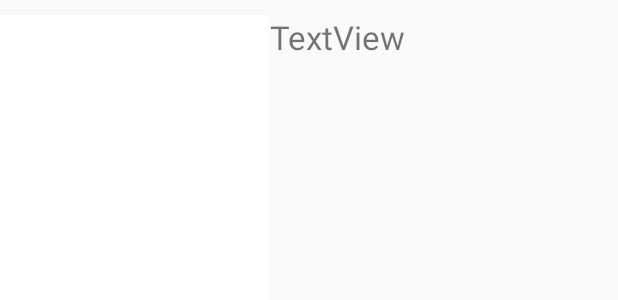
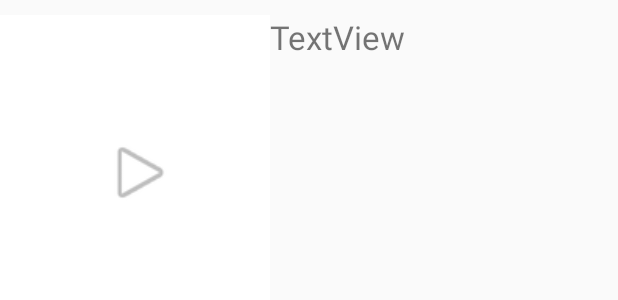
Before and after one commit to ThanhNguyen12041996/Films-Android-Application, an Android app: the layout item_contact.xml on its own in the app's theme, with its tools: preview values and no code run, on a phone screen of 412 x 824 dp. Shown: the top 300 px of the screen. Run offline under Robolectric (Android 15) with nearby library versions, the phone set to English and light mode, and no system bars.

Commit message:
PlayButton

```diff
--- a/ListView-Lab3-AndroidTH/app/src/main/res/layout/item_contact.xml
+++ b/ListView-Lab3-AndroidTH/app/src/main/res/layout/item_contact.xml
@@ -40,5 +40,14 @@
         android:layout_alignEnd="@+id/contact_name"
         android:layout_toEndOf="@+id/imageView" />
 
+    <ImageView
+        android:id="@+id/imageView2"
+        android:layout_width="50dp"
+        android:layout_height="50dp"
+        android:layout_centerVertical="true"
+        android:layout_marginEnd="61dp"
+        android:layout_toStartOf="@+id/contact_name"
+        app:srcCompat="@android:drawable/ic_media_play" />
+
 
 </RelativeLayout>
```
Also changed, not shown: ListView-Lab3-AndroidTH/app/src/main/java/com/example/minhthanh/listview_lab3_androidth/ContactsAdapter.java (+14 -2 lines).
